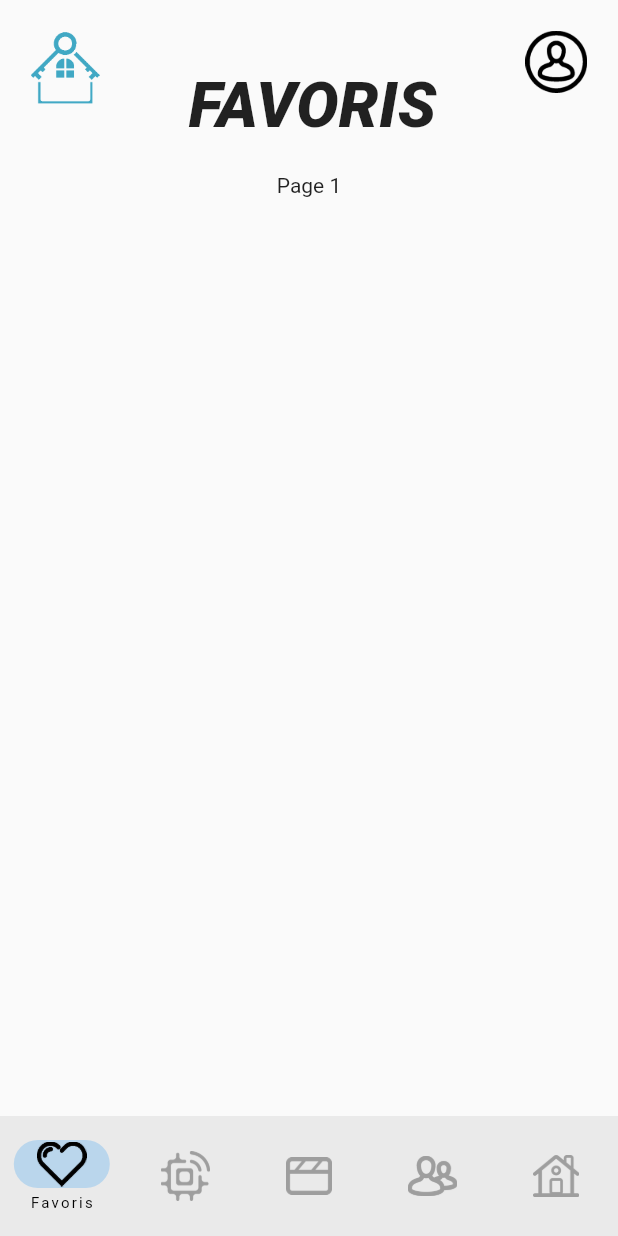
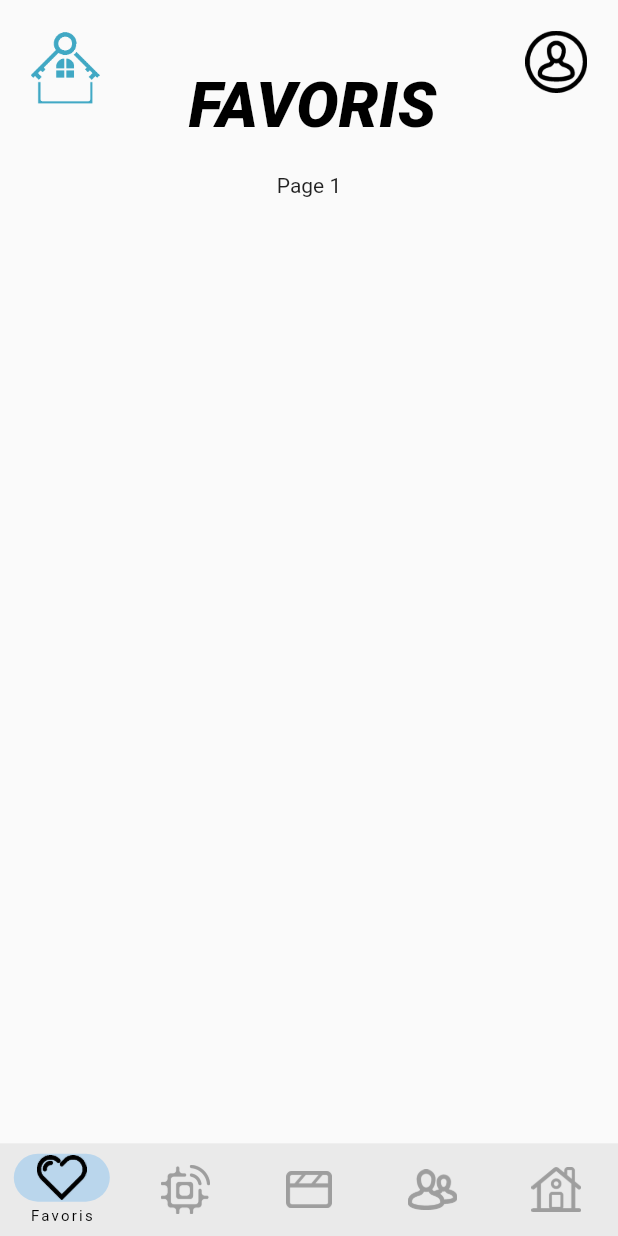
Before and after one commit to CameronBGassedat/TimArchyApp, a Flutter app: the HomePage screen opened directly, on a phone screen of 412 x 824 dp. Run offline on Flutter 3.47's test engine with Material 2 defaults, Android fonts, the phone set to English and light mode, and no system bars.

Commit message:
[UPDATE] Refactoring Done

```diff
--- a/lib/helper.dart
+++ b/lib/helper.dart
@@ -1,18 +1,4 @@
 import 'package:flutter/material.dart';
-
-FractionallySizedBox makeTextFieldSizedBox(String txtText, String txtFdHintText)
-{
-  return
-    FractionallySizedBox(
-      widthFactor: 0.8,
-      child: Column(
-        children: [
-          makeText(txtText, Colors.black, 26, FontStyle.normal, FontWeight.bold),
-          makeTextField(txtFdHintText),
-        ],
-      ),
-    );
-}
 
 Text makeText(String text, Color txtColor, double txtSize, FontStyle txtStyle, FontWeight txtWeight)
 {
@@ -25,6 +11,17 @@ Text makeText(String text, Color txtColor, double txtSize, FontStyle txtStyle, F
         fontStyle: txtStyle,
         fontWeight: txtWeight,
       ),
+    );
+}
+
+Container makeNavBarContainer(double navBarPaddingLeft, double navBarPaddingRight, String navBarText, Color navBarTextColor)
+{
+  return
+    Container(
+      alignment: Alignment.center,
+      height: 40,
+      padding: EdgeInsets.only(left: navBarPaddingLeft, right: navBarPaddingRight),
+      child: makeText(navBarText, navBarTextColor, 26, FontStyle.italic, FontWeight.bold)
     );
 }
 
@@ -46,7 +43,22 @@ TextField makeTextField(String hintText)
     );
 }
 
-Container makeCustomButton(Color btnColor, double topLeftRadius, double topRightRadius, double bottomLeftRadius, double bottomRightRadius, String btnText) {
+FractionallySizedBox makeFormSizedBox(String txtText, String txtFdHintText)
+{
+  return
+    FractionallySizedBox(
+      widthFactor: 0.8,
+      child: Column(
+        children: [
+          makeText(txtText, Colors.black, 26, FontStyle.normal, FontWeight.bold),
+          makeTextField(txtFdHintText),
+        ],
+      ),
+    );
+}
+
+Container makeCustomButton(Color btnColor, double topLeftRadius, double topRightRadius, double bottomLeftRadius, double bottomRightRadius, String btnText)
+{
   return
     Container(
       alignment: Alignment.center,
@@ -54,12 +66,24 @@ Container makeCustomButton(Color btnColor, double topLeftRadius, double topRight
       decoration: BoxDecoration(
         color: btnColor,
         borderRadius: BorderRadius.only(
-            topLeft: Radius.circular(topLeftRadius),
-            topRight: Radius.circular(topRightRadius),
-            bottomLeft: Radius.circular(bottomLeftRadius),
-            bottomRight: Radius.circular(bottomRightRadius),
+          topLeft: Radius.circular(topLeftRadius),
+          topRight: Radius.circular(topRightRadius),
+          bottomLeft: Radius.circular(bottomLeftRadius),
+          bottomRight: Radius.circular(bottomRightRadius),
         ),
       ),
       child: makeText(btnText, Colors.white, 24, FontStyle.normal, FontWeight.bold),
     );
 }
+
+NavigationDestination makeIndex(String indexText, double indexHeight, Color indexColor, String indexLabel) {
+  return
+    NavigationDestination(
+      icon: Image.asset(
+        indexText,
+        height: indexHeight,
+        color: indexColor,
+      ),
+      label: indexLabel,
+    );
+}
--- a/lib/main.dart
+++ b/lib/main.dart
@@ -1,7 +1,6 @@
 import 'package:flutter/material.dart';
+import 'package:tim_archy_app/pages/access.dart';
 import 'package:tim_archy_app/pages/home.dart';
-import 'package:tim_archy_app/pages/access.dart';
-
 
 void main() {
   runApp(const MyApp());
--- a/lib/pages/accessPages/login.dart
+++ b/lib/pages/accessPages/login.dart
@@ -4,9 +4,9 @@ import 'package:tim_archy_app/helper.dart';
 List<Widget> displayLogin()
 {
   return [
-    makeTextFieldSizedBox("Nom d'utilisateur", "Entrer votre nom d'utilisateur"),
+    makeFormSizedBox("Nom d'utilisateur", "Entrer votre nom d'utilisateur"),
 
-    makeTextFieldSizedBox("Mot de passe", "Enter votre mot de passe"),
+    makeFormSizedBox("Mot de passe", "Enter votre mot de passe"),
 
     FractionallySizedBox(
       widthFactor: 0.55,
--- a/lib/pages/accessPages/register.dart
+++ b/lib/pages/accessPages/register.dart
@@ -4,11 +4,11 @@ import 'package:tim_archy_app/helper.dart';
 List<Widget> displayRegister()
 {
   return [
-    makeTextFieldSizedBox("Nom d'utilisateur", "Entrer votre nom d'utilisateur"),
+    makeFormSizedBox("Nom d'utilisateur", "Entrer votre nom d'utilisateur"),
 
-    makeTextFieldSizedBox("Adresse email", "Enter votre mot de passe"),
+    makeFormSizedBox("Adresse email", "Enter votre mot de passe"),
 
-    makeTextFieldSizedBox("Enter votre adresse email", "Enter votre mot de passe"),
+    makeFormSizedBox("Enter votre adresse email", "Enter votre mot de passe"),
 
     FractionallySizedBox(
       widthFactor: 0.55,
--- a/lib/pages/home.dart
+++ b/lib/pages/home.dart
@@ -1,10 +1,10 @@
 import 'package:flutter/material.dart';
+import 'package:tim_archy_app/helper.dart';
 import 'package:tim_archy_app/pages/homePages/buildings.dart';
 import 'package:tim_archy_app/pages/homePages/favorites.dart';
 import 'package:tim_archy_app/pages/homePages/scenarios.dart';
 import 'package:tim_archy_app/pages/homePages/sensors.dart';
 import 'package:tim_archy_app/pages/homePages/users.dart';
-
 
 class HomePage extends StatefulWidget {
   const HomePage({super.key});
@@ -38,52 +38,16 @@ class HomePageState extends State<HomePage> {
 
     return Scaffold(
       bottomNavigationBar: NavigationBar(
+        height: 0.075*screenHeight,
         labelBehavior: NavigationDestinationLabelBehavior.onlyShowSelected,
         selectedIndex: index,
-        onDestinationSelected: (index) => setState(() => {
-          this.index = index,
-        }),
+        onDestinationSelected: (index) => setState(() => {this.index = index}),
         destinations: [
-          NavigationDestination(
-            icon: Image.asset(
-              "images/blank_heart.png",
-              height: 30,
-              color: index == 0 ? Colors.black : Colors.grey,
-            ),
-            label: "Favoris",
-          ),
-          NavigationDestination(
-            icon: Image.asset(
-              "images/sensors.png",
-              height: 33,
-              color: index == 1 ? Colors.black : Colors.grey,
-            ),
-            label: "Capteurs",
-          ),
-          NavigationDestination(
-            icon: Image.asset(
-              "images/scenarios.png",
-              height: 25,
-              color: index == 2 ? Colors.black : Colors.grey,
-            ),
-            label: "Scenarios",
-          ),
-          NavigationDestination(
-            icon: Image.asset(
-              "images/users.png",
-              height: 27,
-              color: index == 3 ? Colors.black : Colors.grey,
-            ),
-            label: "Utilisateurs",
-          ),
-          NavigationDestination(
-            icon: Image.asset(
-              "images/buildings.png",
-              height: 28,
-              color: index == 4 ? Colors.black : Colors.grey,
-            ),
-            label: "Batiments",
-          ),
+          makeIndex("images/blank_heart.png", 30, index == 0 ? Colors.black : Colors.grey, "Favoris"),
+          makeIndex("images/sensors.png", 33, index == 1 ? Colors.black : Colors.grey, "Capteurs"),
+          makeIndex("images/scenarios.png", 25, index == 2 ? Colors.black : Colors.grey, "Scenarios"),
+          makeIndex("images/users.png", 27, index == 3 ? Colors.black : Colors.grey, "Utilisateurs"),
+          makeIndex("images/buildings.png", 30, index == 4 ? Colors.black : Colors.grey, "Batiments"),
         ],
       ),
 
@@ -96,26 +60,25 @@ class HomePageState extends State<HomePage> {
                 crossAxisAlignment: CrossAxisAlignment.start,
                 mainAxisAlignment: MainAxisAlignment.spaceBetween,
                 children: [
-                  Image.asset("images/logo_min.png", height: 0.06*screenHeight),
+                  Image.asset(
+                    "images/logo_min.png",
+                    height: 0.06*screenHeight
+                  ),
                   Container(
                     alignment: Alignment.bottomCenter,
                     height: 0.09*screenHeight,
-                    child: Text(
-                      title[index],
-                      style: TextStyle(
-                        fontSize: index == 3 ? 40 : 42,
-                        fontStyle: FontStyle.italic,
-                        fontWeight: FontWeight.w900,
-                      ),
-                    ),
+                    child: makeText(title[index], Colors.black, index == 3 ? 38 : 42, FontStyle.italic, FontWeight.w900)
                   ),
-                  Image.asset("images/user_menu.png", height: 0.05*screenHeight,),
+                  Image.asset(
+                    "images/user_menu.png",
+                    height: 0.05*screenHeight,
+                  ),
                 ],
               ),
             ),
             Container(
               child: pages[index],
-            )
+            ),
           ],
         ),
       ),
```
Also changed, not shown: lib/pages/access.dart (+9 -38 lines).
